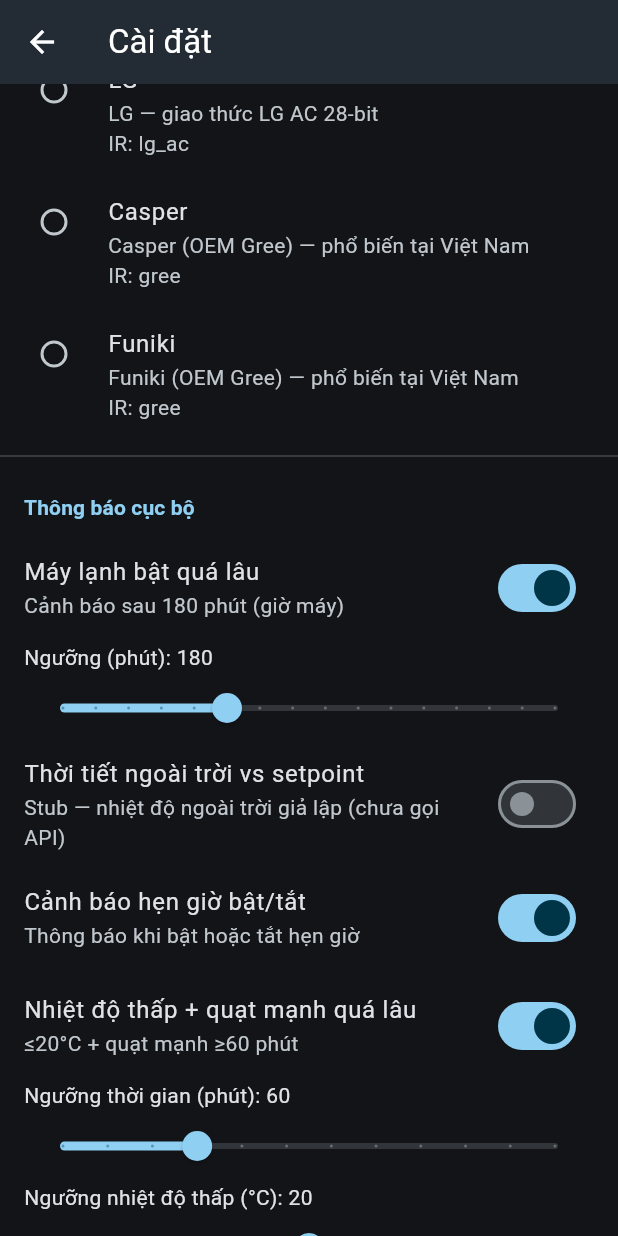
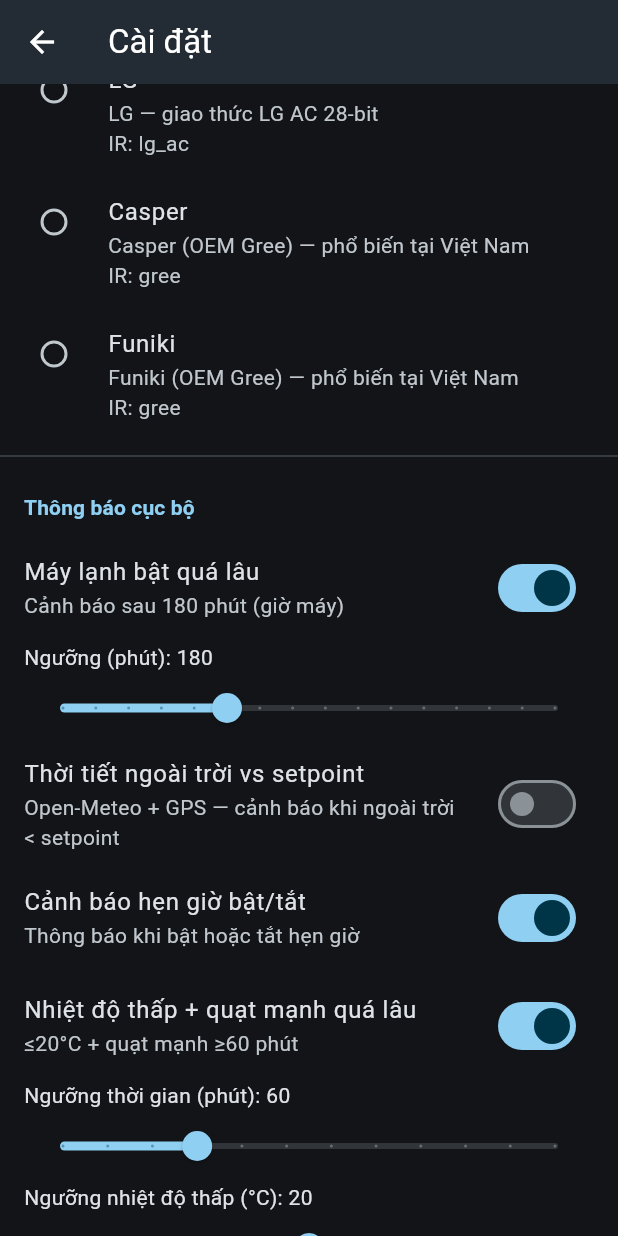
Before and after one commit to minhtuanat4/iot-remote-controller, a Flutter app: the SettingsScreen screen opened directly, scrolled down 576 dp, on a phone screen of 412 x 824 dp. Run offline on Flutter 3.47's test engine with Material 3 defaults, Android fonts, the phone set to English and light mode, and no system bars; our stand-ins replace flutter_local_notifications, geolocator, shared_preferences; accounts and stored records are empty.

Commit message:
feat(weather): settings weather toggle + WeatherSettingsSection

```diff
--- a/lib/presentation/screens/settings_screen.dart
+++ b/lib/presentation/screens/settings_screen.dart
@@ -4,6 +4,7 @@ import 'package:provider/provider.dart';
 import '../../data/models/ac_model_registry.dart';
 import '../../domain/models/ac_transport_kind.dart';
 import '../app_state.dart';
+import '../widgets/weather_settings_section.dart';
 
 /// Settings: transport + AC brand/protocol + local notification toggles.
 class SettingsScreen extends StatelessWidget {
@@ -107,29 +108,14 @@ class SettingsScreen extends StatelessWidget {
           SwitchListTile(
             title: const Text('Thời tiết ngoài trời vs setpoint'),
             subtitle: const Text(
-              'Stub — nhiệt độ ngoài trời giả lập (chưa gọi API)',
+              'Open-Meteo + GPS — cảnh báo khi ngoài trời < setpoint',
             ),
             value: s.weatherVsSetpointEnabled,
             onChanged: (v) => app.updateSettings(
               s.copyWith(weatherVsSetpointEnabled: v),
             ),
           ),
-          if (s.weatherVsSetpointEnabled)
-            Padding(
-              padding: const EdgeInsets.symmetric(horizontal: 16),
-              child: OutlinedButton.icon(
-                onPressed: () {
-                  app.monitor.triggerWeatherStubAlert(app.acState.temperature);
-                  ScaffoldMessenger.of(context).showSnackBar(
-                    const SnackBar(
-                      content: Text('Đã gửi thông báo stub thời tiết'),
-                    ),
-                  );
-                },
-                icon: const Icon(Icons.cloud),
-                label: const Text('Thử cảnh báo thời tiết'),
-              ),
-            ),
+          if (s.weatherVsSetpointEnabled) WeatherSettingsSection(app: app),
           SwitchListTile(
             title: const Text('Cảnh báo hẹn giờ bật/tắt'),
             subtitle: const Text('Thông báo khi bật hoặc tắt hẹn giờ'),
```
